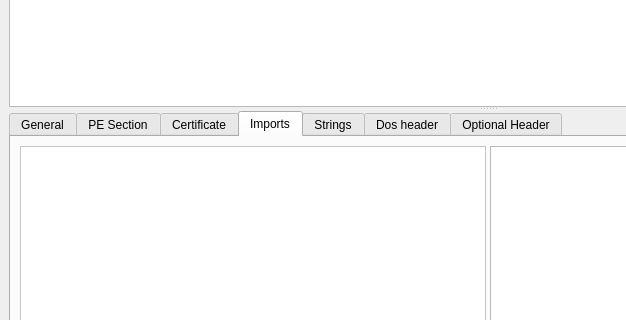
Old version of the form mainwindow.ui in the repository grzesiekkedzior/DriverSentinel; both pictures show x 0 to 626 and y 131 to 451 of the 975 by 731 pixel window.
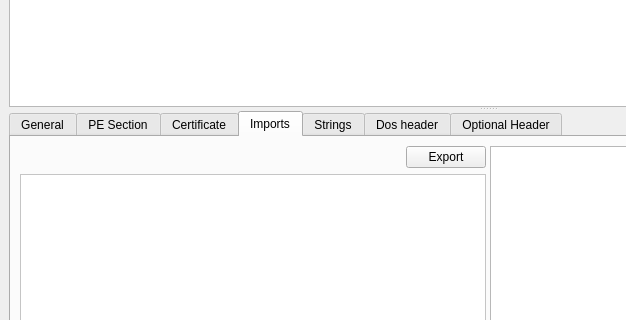
New version of the form. The open tabs and pages were chosen to show the change.

Commit message: Create the export of the tree's imports.

Diff of the .ui file:
```diff
--- a/mainwindow.ui
+++ b/mainwindow.ui
@@ -284,12 +284,39 @@
         <attribute name="title">
          <string>Imports</string>
         </attribute>
-        <layout class="QVBoxLayout" name="verticalLayout">
+        <layout class="QVBoxLayout" name="verticalLayout_10">
          <item>
           <widget class="QSplitter" name="splitter_2">
            <property name="orientation">
             <enum>Qt::Orientation::Horizontal</enum>
            </property>
+           <widget class="QWidget" name="">
+            <layout class="QVBoxLayout" name="verticalLayout">
+             <item>
+              <layout class="QGridLayout" name="gridLayout_4">
+               <item row="0" column="1">
+                <widget class="QPushButton" name="treeExportButton">
+                 <property name="text">
+                  <string>Export</string>
+                 </property>
+                </widget>
+               </item>
+               <item row="0" column="0">
+                <spacer name="horizontalSpacer">
+                 <property name="orientation">
+                  <enum>Qt::Orientation::Horizontal</enum>
+                 </property>
+                 <property name="sizeHint" stdset="0">
+                  <size>
+                   <width>40</width>
+                   <height>20</height>
+                  </size>
+                 </property>
+                </spacer>
+               </item>
+              </layout>
+             </item>
+             <item>
            <widget class="QTreeView" name="treeImportsView">
             <property name="styleSheet">
              <string notr="true">QTreeView {
@@ -319,6 +346,9 @@
              <bool>false</bool>
             </attribute>
            </widget>
+             </item>
+            </layout>
+           </widget>
            <widget class="QTableView" name="treeTableView"/>
           </widget>
          </item>
```
Left out of the diff: 4 changed lines with no effect on the pictures. Lines whose indentation alone changed are shown as unchanged. The commit also changes 4 other files.
